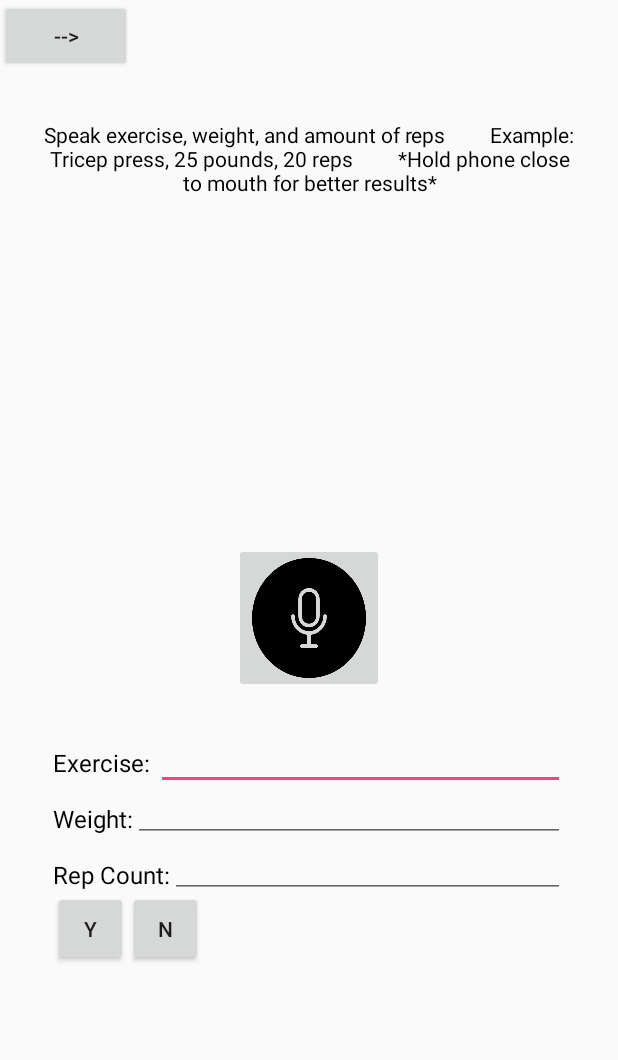
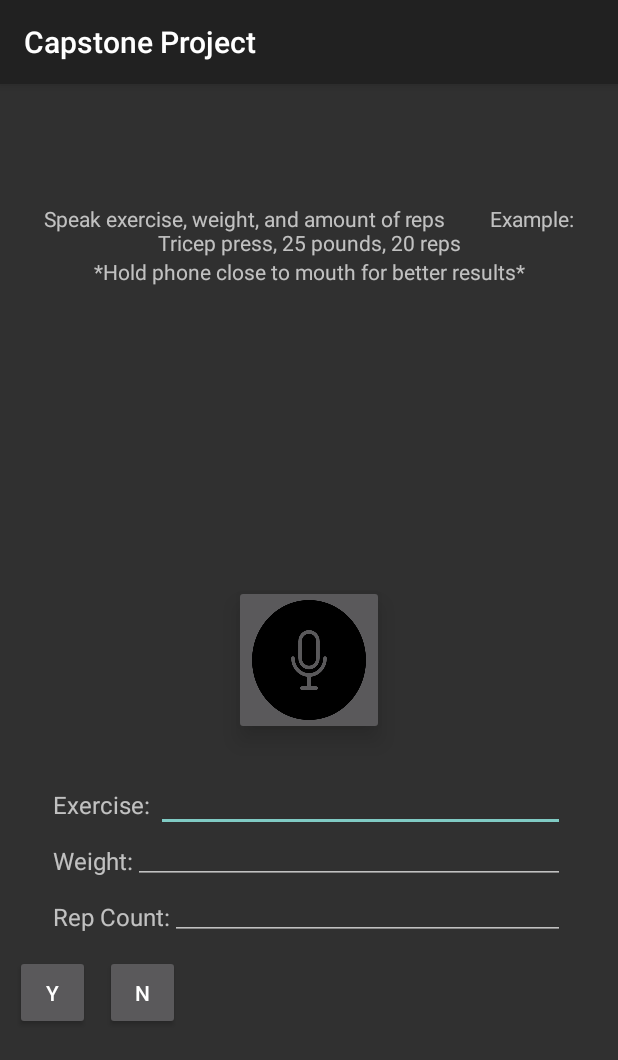
Before and after one commit to alecmedina24/Capstone-Project, an Android app: the screen it shows after launch (PagerActivity), on a phone screen of 412 x 824 dp. Shown: the top 1060 px of the screen. Run offline under Robolectric (Android 15) with nearby library versions, the light colour scheme and no system bars; our stand-ins replace AdMob, ButterKnife; libraries missing offline, so code that uses them is left out: com.facebook.stetho, jp.wasabeef.recyclerview; 5 statements that could not run were skipped.

Commit message:
Code cleanup Material design implemented (Not Complete)
feat: -clicking an exercise in the DetailFragment now automatically scrolls to the OverViewFragment
-data is now passed to the OverViewFragment that allows the setting of the picker to the exercise chosen in the DetailFragment

```diff
--- a/app/src/main/java/com/xphonesoftware/capstoneproject/DetailActivity.java
+++ b/app/src/main/java/com/xphonesoftware/capstoneproject/DetailFragment.java
@@ -1,7 +1,6 @@
 package com.xphonesoftware.capstoneproject;
 
 import android.content.Context;
-import android.content.Intent;
 import android.os.Bundle;
 import android.support.v4.app.Fragment;
 import android.support.v7.widget.LinearLayoutManager;
@@ -24,7 +23,7 @@ import jp.wasabeef.recyclerview.animators.SlideInUpAnimator;
 /**
  * Created by alecmedina on 4/29/16.
  */
-public class DetailActivity extends Fragment {
+public class DetailFragment extends Fragment {
 
     @Bind(R.id.list_layout)
     RecyclerView exerciseList;
@@ -36,10 +35,6 @@ public class DetailActivity extends Fragment {
     Button nextDayButton;
     @Bind(R.id.previous_day)
     Button previousDayButton;
-
-    //TODO: REMOVE IN FUTURE
-    @Bind(R.id.overview_activity)
-    Button overViewActivity;
 
     private static final long ONE_DAY = 86400000;
 
@@ -60,6 +55,7 @@ public class DetailActivity extends Fragment {
         ButterKnife.bind(this, rootView);
 
         exerciseModel = new ExerciseModel(context);
+
         setNewAdapter();
 
         final AdRequest adRequest = new AdRequest.Builder().build();
@@ -87,15 +83,6 @@ public class DetailActivity extends Fragment {
             }
         });
 
-        //TODO: REMOVE THIS IN FUTURE
-        overViewActivity.setOnClickListener(new View.OnClickListener() {
-            @Override
-            public void onClick(View v) {
-                Intent intent = new Intent(context.getApplicationContext(), OverViewActivity.class);
-                startActivity(intent);
-            }
-        });
-
         today = System.currentTimeMillis();
         yesterday = System.currentTimeMillis() - ONE_DAY;
 
@@ -103,7 +90,7 @@ public class DetailActivity extends Fragment {
     }
 
     public void setNewAdapter() {
-        exerciseList.setAdapter(new ExercisesAdapter(exerciseModel.createExercisesList(), getFragmentManager()));
+        exerciseList.setAdapter(new ExercisesAdapter(exerciseModel.createExercisesList(), context));
         exerciseList.setLayoutManager(new LinearLayoutManager(context.getApplicationContext()));
         exerciseList.setItemAnimator(new SlideInUpAnimator());
     }
--- a/app/src/main/java/com/xphonesoftware/capstoneproject/DetailsScreen/ExerciseModel.java
+++ b/app/src/main/java/com/xphonesoftware/capstoneproject/DetailsScreen/ExerciseModel.java
@@ -19,6 +19,7 @@ public class ExerciseModel {
     private long date;
     private Cursor cursor;
     private int exerciseCount;
+    private Context context;
 
     private static final String[] EXERCISE_PROJECTION = new String[] {
             ExerciseContract.ExerciseEntry.COLUMN_DATE,
@@ -33,10 +34,9 @@ public class ExerciseModel {
     private static final int INDEX_REPS = 3;
 
     public ExerciseModel(Context context) {
-        cursor = context.getContentResolver().
-                query(ExerciseContract.ExerciseEntry.CONTENT_URI, EXERCISE_PROJECTION, null, null, null);
-        exerciseCount = cursor.getCount() - 1;
+        this.context = context;
         date = System.currentTimeMillis();
+        queryData();
     }
 
     public ExerciseModel(String exercise, String weight, String reps) {
@@ -68,6 +68,8 @@ public class ExerciseModel {
         String repValue;
         long itemDate;
 
+        queryData();
+
         for (int i = exerciseCount; i >= 0; i--) {
             cursor.moveToPosition(i);
             itemDate = (cursor.getLong(INDEX_DATE));
@@ -88,4 +90,10 @@ public class ExerciseModel {
         String day = format.format(calendar.getTime());
         return day;
     }
+
+    public void queryData() {
+        cursor = context.getContentResolver().
+                query(ExerciseContract.ExerciseEntry.CONTENT_URI, EXERCISE_PROJECTION, null, null, null);
+        exerciseCount = cursor.getCount() - 1;
+    }
 }
--- a/app/src/main/java/com/xphonesoftware/capstoneproject/DetailsScreen/ExercisesAdapter.java
+++ b/app/src/main/java/com/xphonesoftware/capstoneproject/DetailsScreen/ExercisesAdapter.java
@@ -1,7 +1,6 @@
 package com.xphonesoftware.capstoneproject.DetailsScreen;
 
 import android.content.Context;
-import android.support.v4.app.FragmentManager;
 import android.support.v7.widget.RecyclerView;
 import android.view.LayoutInflater;
 import android.view.View;
@@ -18,11 +17,11 @@ import java.util.List;
 public class ExercisesAdapter extends RecyclerView.Adapter<ExercisesAdapter.ViewHolder> {
 
     private List<ExerciseModel> exercises;
-    private FragmentManager fragmentManager;
+    private SetExercise setExercise;
 
-    public ExercisesAdapter(List<ExerciseModel> exercises, FragmentManager fragmentManager) {
+    public ExercisesAdapter(List<ExerciseModel> exercises, Context context) {
         this.exercises = exercises;
-        this.fragmentManager = fragmentManager;
+        setExercise = (SetExercise) context;
     }
 
 
@@ -52,6 +51,7 @@ public class ExercisesAdapter extends RecyclerView.Adapter<ExercisesAdapter.View
 //                intent.setFlags(Intent.FLAG_ACTIVITY_NEW_TASK);
 //                intent.setAction(Intent.ACTION_SEND);
 //                context.startActivity(intent);
+                setExercise.setExercise(exercise.getExercise());
             }
         });
 
@@ -80,4 +80,8 @@ public class ExercisesAdapter extends RecyclerView.Adapter<ExercisesAdapter.View
             repValue = (TextView) itemView.findViewById(R.id.rep_value_item);
         }
     }
+
+    public interface SetExercise {
+        void setExercise(String exercise);
+    }
 }
--- a/app/src/main/java/com/xphonesoftware/capstoneproject/MainActivity.java
+++ b/app/src/main/java/com/xphonesoftware/capstoneproject/MainFragment.java
@@ -23,7 +23,7 @@ import java.util.List;
 import butterknife.Bind;
 import butterknife.ButterKnife;
 
-public class MainActivity extends android.support.v4.app.Fragment {
+public class MainFragment extends android.support.v4.app.Fragment {
     @Bind(R.id.exercise_type_content)
     EditText exerciseContentText;
     @Bind(R.id.weight_content)
@@ -38,8 +38,6 @@ public class MainActivity extends android.support.v4.app.Fragment {
     ImageButton recordVoiceButton;
     @Bind(R.id.error_message)
     TextView errorMessage;
-    @Bind(R.id.next_activity)
-    Button nextActivity;
 
     private static final int SPEECH_REQUEST_CODE = 0;
     private static final String ERROR_CODE = "1";
@@ -50,6 +48,7 @@ public class MainActivity extends android.support.v4.app.Fragment {
     private boolean hasWeight;
     private ContentValues exerciseData;
     private Context context;
+    private UpdateScreenListener updateScreenListener;
 
     @Override
     public View onCreateView(LayoutInflater inflater, ViewGroup container,
@@ -57,12 +56,14 @@ public class MainActivity extends android.support.v4.app.Fragment {
         super.onCreate(savedInstanceState);
 
         ViewGroup rootView = (ViewGroup) inflater.inflate(
-                R.layout.activity_main, container, false);
+                R.layout.fragment_main, container, false);
 
         context = getContext();
 
         Stetho.initializeWithDefaults(context);
         ButterKnife.bind(this, rootView);
+
+        updateScreenListener = (UpdateScreenListener) getActivity();
 
         recordVoiceButton.setOnClickListener(new View.OnClickListener() {
             @Override
@@ -74,6 +75,7 @@ public class MainActivity extends android.support.v4.app.Fragment {
             @Override
             public void onClick(View v) {
                 String exercise = String.valueOf(exerciseContentText.getText());
+                if (!exercise.equals("")) {
                     String weight = String.valueOf(weightContentText.getText());
                     String reps = String.valueOf(repContentText.getText());
                     date = System.currentTimeMillis();
@@ -85,7 +87,13 @@ public class MainActivity extends android.support.v4.app.Fragment {
                     exerciseContentText.setText("");
                     weightContentText.setText("");
                     repContentText.setText("");
+
+                    updateScreenListener.updateScreen();
+
                     Toast.makeText(context.getApplicationContext(), "Exercise added", Toast.LENGTH_SHORT).show();
+                } else {
+                    Toast.makeText(context.getApplicationContext(), "Please add exercise", Toast.LENGTH_SHORT).show();
+                }
             }
         });
         rejectWorkoutButton.setOnClickListener(new View.OnClickListener() {
@@ -95,13 +103,6 @@ public class MainActivity extends android.support.v4.app.Fragment {
                 weightContentText.setText("");
                 repContentText.setText("");
                 Toast.makeText(context.getApplicationContext(), "Exercise deleted", Toast.LENGTH_SHORT).show();
-            }
-        });
-        nextActivity.setOnClickListener(new View.OnClickListener() {
-            @Override
-            public void onClick(View v) {
-                Intent intent = new Intent(context.getApplicationContext(), DetailActivity.class);
-                startActivity(intent);
             }
         });
         exerciseData = new ContentValues();
@@ -215,4 +216,8 @@ public class MainActivity extends android.support.v4.app.Fragment {
         }
         super.onActivityResult(requestCode, resultCode, data);
     }
+
+    public interface UpdateScreenListener {
+        void updateScreen();
     }
+}
--- a/app/src/main/java/com/xphonesoftware/capstoneproject/PagerActivity.java
+++ b/app/src/main/java/com/xphonesoftware/capstoneproject/PagerActivity.java
@@ -9,14 +9,20 @@ import android.support.v4.app.FragmentStatePagerAdapter;
 import android.support.v4.view.PagerAdapter;
 import android.support.v4.view.ViewPager;
 
+import com.xphonesoftware.capstoneproject.DetailsScreen.ExercisesAdapter;
+
 /**
  * Created by alecmedina on 5/1/16.
  */
-public class PagerActivity extends FragmentActivity {
+public class PagerActivity extends FragmentActivity implements MainFragment.UpdateScreenListener,
+        ExercisesAdapter.SetExercise {
 
     private static final int NUM_PAGES = 3;
     private ViewPager pager;
     private PagerAdapter pagerAdapter;
+    private MainFragment mainFragment;
+    private DetailFragment detailFragment;
+    private OverViewFragment overViewFragment;
 
     @Override
     protected void onCreate(@Nullable Bundle savedInstanceState) {
@@ -38,6 +44,17 @@ public class PagerActivity extends FragmentActivity {
         }
     }
 
+    @Override
+    public void updateScreen() {
+        detailFragment.setNewAdapter();
+    }
+
+    @Override
+    public void setExercise(String exercise) {
+        overViewFragment.setOverViewExercise(exercise);
+        pager.setCurrentItem(3);
+    }
+
     private class ScreenSlidePagerAdapter extends FragmentStatePagerAdapter {
 
         public ScreenSlidePagerAdapter(FragmentManager fragmentManager) {
@@ -47,11 +64,14 @@ public class PagerActivity extends FragmentActivity {
         @Override
         public Fragment getItem(int position) {
             if (position == 0) {
-                return new MainActivity();
+                mainFragment = new MainFragment();
+                return mainFragment;
             } else if (position == 1) {
-                return new DetailActivity();
+                detailFragment = new DetailFragment();
+                return detailFragment;
             } else {
-                return new OverViewActivity();
+                overViewFragment = new OverViewFragment();
+                return overViewFragment;
             }
         }
 
--- a/app/src/main/res/layout/exercise_overview_layout.xml
+++ b/app/src/main/res/layout/exercise_overview_layout.xml
@@ -10,7 +10,6 @@
         android:layout_height="wrap_content"
         android:layout_gravity="center_horizontal"
         android:textSize="24sp"
-        android:textColor="@android:color/black"
         android:paddingBottom="10dp"/>
 
     <include layout="@layout/exercise_overview_headers" ></include>
--- a/app/src/main/res/layout/activity_main.xml
+++ b/app/src/main/res/layout/fragment_main.xml
@@ -4,25 +4,26 @@
     android:layout_width="match_parent"
     android:layout_height="match_parent">
 
-    <Button
-        android:id="@+id/next_activity"
-        android:layout_width="wrap_content"
-        android:layout_height="wrap_content"
-        android:text="-->"/>
-
     <TextView
         android:id="@+id/sentence_structure_hint"
-        android:layout_width="wrap_content"
+        android:layout_width="match_parent"
         android:layout_height="wrap_content"
         android:layout_marginTop="80dp"
         android:layout_marginRight="25dp"
         android:layout_marginLeft="25dp"
         android:textSize="14dp"
         android:text="Speak exercise, weight, and amount of reps
-        Example: Tricep press, 25 pounds, 20 reps
-        *Hold phone close to mouth for better results*"
+        Example: Tricep press, 25 pounds, 20 reps"
+        android:textAlignment="center" />
+
+    <TextView
+        android:id="@+id/voice_hint_text"
+        android:layout_width="match_parent"
+        android:layout_height="wrap_content"
+        android:text="*Hold phone close to mouth for better results*"
         android:textAlignment="center"
-        android:textColor="@android:color/black"/>
+        android:textSize="14dp"
+        android:layout_below="@id/sentence_structure_hint" />
 
     <TextView
         android:id="@+id/error_message"
@@ -45,31 +46,35 @@
         android:scaleType="fitXY"
         android:src="@drawable/circular_microphone_button"
         android:clickable="true"
-        android:layout_centerInParent="true"/>
+        android:elevation="10dp"
+        android:layout_centerVertical="true"
+        android:layout_centerHorizontal="true" />
+
+    <RelativeLayout
+        android:id="@+id/primary_text"
+        android:layout_width="wrap_content"
+        android:layout_height="wrap_content"
+        android:layout_below="@id/voice_record">
 
     <TextView
         android:id="@+id/exercise_type_label"
         android:layout_width="wrap_content"
         android:layout_height="wrap_content"
-        android:layout_below="@id/voice_record"
         android:layout_marginLeft="35dp"
         android:layout_marginTop="35dp"
         android:textSize="16dp"
-        android:text="Exercise: "
-        android:textColor="@android:color/black"/>
+        android:text="Exercise: " />
 
     <EditText
         android:id="@+id/exercise_type_content"
         android:layout_width="match_parent"
         android:layout_height="wrap_content"
         android:layout_toRightOf="@id/exercise_type_label"
-        android:layout_below="@id/voice_record"
         android:layout_marginTop="25dp"
         android:layout_marginRight="35dp"
         android:textSize="16dp"
         tools:text="leg press"
-        android:paddingBottom="7dp"
-        android:textColor="@android:color/black"/>
+        android:paddingBottom="7dp" />
 
     <TextView
         android:id="@+id/weight_label"
@@ -79,22 +84,19 @@
         android:paddingTop="15dp"
         android:layout_marginLeft="35dp"
         android:textSize="16dp"
-        android:text="Weight:"
-        android:textColor="@android:color/black"/>
+        android:text="Weight:" />
 
     <EditText
         android:id="@+id/weight_content"
         android:layout_width="match_parent"
         android:layout_height="wrap_content"
         android:layout_toRightOf="@id/weight_label"
-        android:layout_below="@id/voice_record"
         android:layout_marginRight="35dp"
         android:layout_marginTop="60dp"
         android:textSize="16dp"
         android:paddingBottom="7dp"
         tools:text="135"
-        android:inputType="number"
-        android:textColor="@android:color/black"/>
+        android:inputType="number" />
 
     <TextView
         android:id="@+id/rep_label"
@@ -104,39 +106,53 @@
         android:text="Rep Count:"
         android:layout_below="@id/weight_label"
         android:layout_marginLeft="35dp"
-        android:paddingTop="15dp"
-        android:textColor="@android:color/black"/>
+        android:paddingTop="15dp" />
 
     <EditText
         android:id="@+id/rep_count"
         android:layout_width="match_parent"
         android:layout_height="wrap_content"
         android:layout_toRightOf="@id/rep_label"
-        android:layout_below="@id/voice_record"
         android:layout_marginRight="35dp"
         android:layout_marginTop="97dp"
         android:textSize="16dp"
         tools:text="15"
         android:paddingBottom="7dp"
-        android:inputType="number"
-        android:textColor="@android:color/black"/>
+        android:inputType="number" />
+
+    </RelativeLayout>
+
+    <LinearLayout
+        android:id="@+id/buttons_layout"
+        android:layout_width="match_parent"
+        android:layout_height="wrap_content"
+        android:orientation="horizontal"
+        android:layout_below="@id/primary_text"
+        android:layout_marginLeft="10dp">
 
     <Button
         android:id="@+id/accept_text_button"
         android:layout_width="50dp"
         android:layout_height="50dp"
-        android:layout_below="@id/rep_label"
-        android:layout_alignLeft="@id/exercise_type_label"
+        android:layout_below="@id/primary_text"
         android:clickable="true"
-        android:text="Y" />
+        android:text="Y"
+        android:layout_marginRight="10dp"
+        android:layout_marginTop="10dp"
+        android:elevation="10dp" />
 
     <Button
         android:id="@+id/reject_text_button"
         android:layout_width="50dp"
         android:layout_height="50dp"
-        android:layout_below="@id/rep_label"
+        android:layout_below="@id/primary_text"
         android:layout_toRightOf="@id/accept_text_button"
         android:clickable="true"
-        android:text="N" />
+        android:text="N"
+        android:layout_marginRight="10dp"
+        android:layout_marginTop="10dp"
+        android:elevation="10dp" />
+
+    </LinearLayout>
 
 </RelativeLayout>
--- a/app/src/main/res/layout/list_headers_layout.xml
+++ b/app/src/main/res/layout/list_headers_layout.xml
@@ -10,7 +10,6 @@
         android:layout_height="wrap_content"
         android:text="Exercise"
         android:textStyle="bold"
-        android:textColor="@android:color/black"
         android:paddingRight="80dp"
         android:paddingLeft="5dp"/>
 
@@ -20,7 +19,6 @@
         android:layout_height="wrap_content"
         android:text="Weight"
         android:textStyle="bold"
-        android:textColor="@android:color/black"
         android:paddingRight="45dp"/>
 
     <TextView
@@ -29,7 +27,6 @@
         android:layout_height="wrap_content"
         android:text="Reps"
         android:textStyle="bold"
-        android:textColor="@android:color/black"
         android:paddingRight="60dp"/>
 
 </LinearLayout>
--- a/app/src/main/res/values/styles.xml
+++ b/app/src/main/res/values/styles.xml
@@ -1,11 +1,11 @@
 <resources>
 
     <!-- Base application theme. -->
-    <style name="AppTheme" parent="Theme.AppCompat.Light.DarkActionBar">
+    <style name="AppTheme" parent="android:Theme.Material">
         <!-- Customize your theme here. -->
-        <item name="colorPrimary">@color/colorPrimary</item>
-        <item name="colorPrimaryDark">@color/colorPrimaryDark</item>
-        <item name="colorAccent">@color/colorAccent</item>
+        <item name="colorPrimary">#03A9F4</item>
+        <item name="colorPrimaryDark">#0288D1</item>
+        <item name="colorAccent">#607D8B</item>
     </style>
 
 </resources>
```
Also changed, not shown: app/src/main/AndroidManifest.xml (+2 -9 lines), app/src/main/java/com/xphonesoftware/capstoneproject/OverViewFragment.java (renamed from app/src/main/java/com/xphonesoftware/capstoneproject/OverViewActivity.java, +25 -12 lines), app/src/main/res/layout/day_header_layout.xml (+3 -6 lines), app/src/main/res/layout/detail_layout.xml (+0 -7 lines), app/src/main/res/layout/exercise_overview_headers.xml (+3 -6 lines), app/src/main/res/layout/exercise_overview_list_item.xml (+3 -6 lines), app/src/main/res/layout/list_item_layout.xml (+9 -12 lines), app/src/main/res/values/colors.xml (+10 -0 lines). Lines whose indentation alone changed are shown as unchanged.
